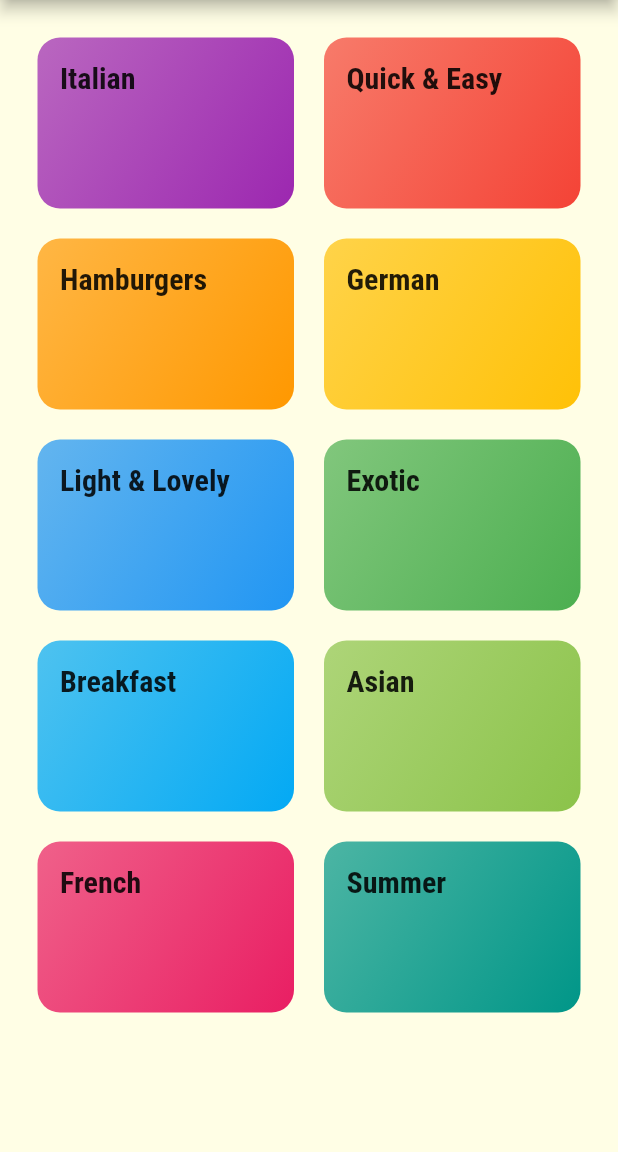
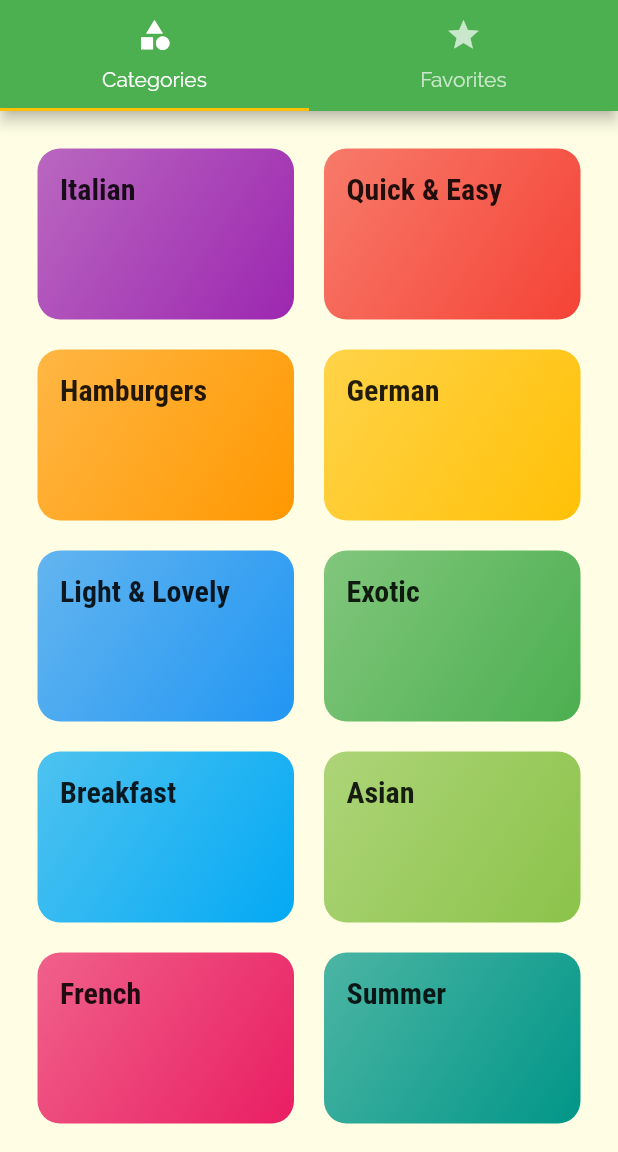
Before and after one commit to sherzod-ortiq/meals, a Flutter app: the screen it shows after launch, on a phone screen of 412 x 824 dp, the part 84-1236 px from its top. Run offline on Flutter 3.47's test engine with Material 2 defaults, Android fonts, the phone set to English and light mode, and no system bars.

```diff
--- a/lib/main.dart
+++ b/lib/main.dart
@@ -3,6 +3,7 @@ import 'package:flutter/material.dart';
 import './screens/category_meals_screen.dart';
 import './screens/categories_screen.dart';
 import './screens/meal_detail_screen.dart';
+import './screens/tabs_screen.dart';
 
 void main() {
   runApp(MyApp());
@@ -32,7 +33,7 @@ class MyApp extends StatelessWidget {
                 ),
               ),
         ),
-        home: CategoriesScreen(),
+        home: TabsScreen(),
         routes: {
           CategoryMealsScreen.routeName: (context) => CategoryMealsScreen(),
           MealDetailScreen.routeName: (context) => MealDetailScreen(),
--- a/lib/screens/categories_screen.dart
+++ b/lib/screens/categories_screen.dart
@@ -6,11 +6,7 @@ import '../widgets/category_item.dart';
 class CategoriesScreen extends StatelessWidget {
   @override
   Widget build(BuildContext context) {
-    return Scaffold(
-      appBar: AppBar(
-        title: Text('Meals'),
-      ),
-      body: GridView(
+    return GridView(
       padding: const EdgeInsets.all(25),
       children: DUMMY_CATEGORIES
           .map(
@@ -27,7 +23,6 @@ class CategoriesScreen extends StatelessWidget {
         crossAxisSpacing: 20,
         mainAxisSpacing: 20,
       ),
-      ),
     );
   }
 }
--- /dev/null
+++ b/lib/screens/tabs_screen.dart
@@ -0,0 +1,46 @@
+import 'package:flutter/material.dart';
+
+import './categories_screen.dart';
+import './favorites_screen.dart';
+
+class TabsScreen extends StatefulWidget {
+  @override
+  _TabsScreenState createState() => _TabsScreenState();
+}
+
+class _TabsScreenState extends State<TabsScreen> {
+  @override
+  Widget build(BuildContext context) {
+    return DefaultTabController(
+      length: 2,
+      initialIndex: 0,
+      child: Scaffold(
+        appBar: AppBar(
+          title: Text('Meals'),
+          bottom: TabBar(
+            tabs: <Widget>[
+              Tab(
+                icon: Icon(
+                  Icons.category,
+                ),
+                text: 'Categories',
+              ),
+              Tab(
+                icon: Icon(
+                  Icons.star,
+                ),
+                text: 'Favorites',
+              ),
+            ],
+          ),
+        ),
+        body: TabBarView(
+          children: <Widget>[
+            CategoriesScreen(),
+            FavoritesScreen(),
+          ],
+        ),
+      ),
+    );
+  }
+}
```
Also changed, not shown: lib/screens/favorites_screen.dart (added, +10 -0 lines), lib/screens/meal_detail_screen.dart (+78 -4 lines). Lines whose indentation alone changed are shown as unchanged.
